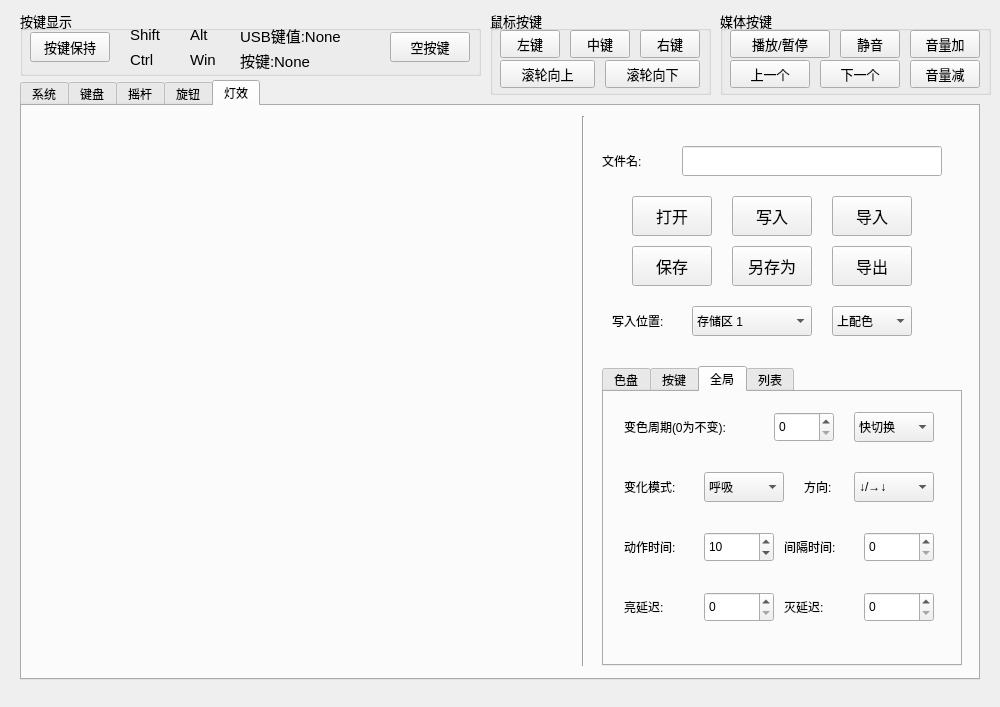
Before: the Qt Designer form widget.ui in mad0coding/Ethane-XVI-QT, drawn with Qt 5.
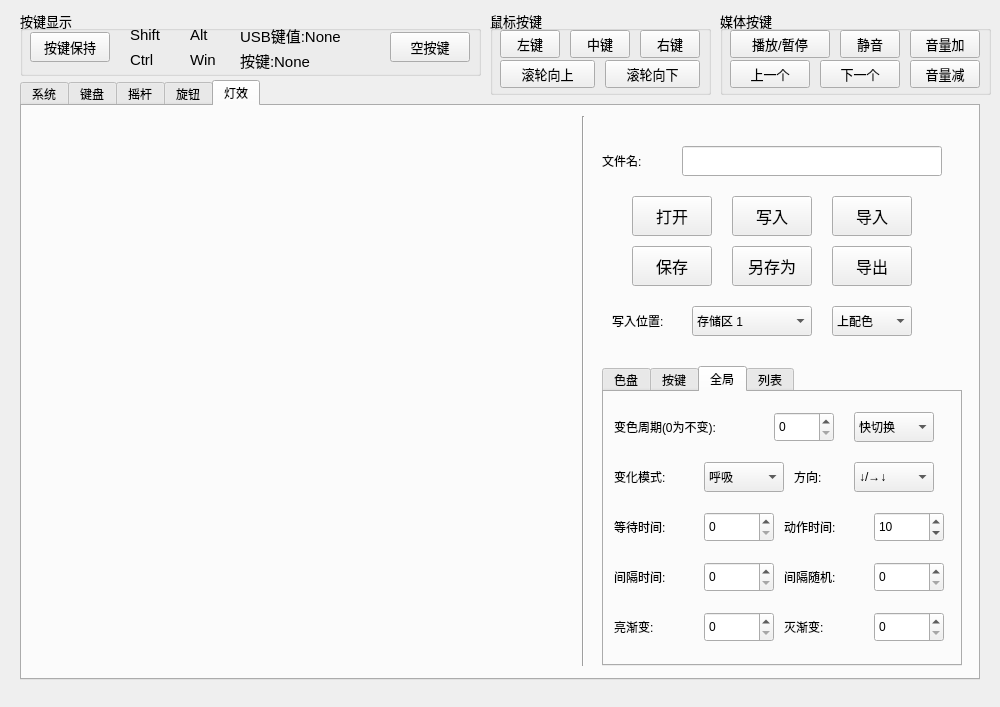
After: the same form once the commit is applied. The open tabs and pages were chosen to show the change.

Commit message: 灯效间隔随机增量 按键按下可禁止灯效-0115

Diff of the .ui file:
```diff
--- a/widget.ui
+++ b/widget.ui
@@ -4838,8 +4838,8 @@
       <widget class="QLabel" name="label_51">
        <property name="geometry">
         <rect>
-         <x>20</x>
-         <y>80</y>
+         <x>10</x>
+         <y>70</y>
          <width>100</width>
          <height>30</height>
         </rect>
@@ -4854,7 +4854,7 @@
       <widget class="QLabel" name="label_52">
        <property name="geometry">
         <rect>
-         <x>20</x>
+         <x>10</x>
          <y>20</y>
          <width>150</width>
          <height>30</height>
@@ -4871,7 +4871,7 @@
        <property name="geometry">
         <rect>
          <x>100</x>
-         <y>80</y>
+         <y>70</y>
          <width>80</width>
          <height>30</height>
         </rect>
@@ -4924,7 +4924,7 @@
        <property name="geometry">
         <rect>
          <x>100</x>
-         <y>200</y>
+         <y>220</y>
          <width>70</width>
          <height>30</height>
         </rect>
@@ -4945,8 +4945,8 @@
       <widget class="QSpinBox" name="sBox_color_t2wave">
        <property name="geometry">
         <rect>
-         <x>260</x>
-         <y>200</y>
+         <x>270</x>
+         <y>220</y>
          <width>70</width>
          <height>30</height>
         </rect>
@@ -4967,8 +4967,8 @@
       <widget class="QSpinBox" name="sBox_color_d1wave">
        <property name="geometry">
         <rect>
-         <x>100</x>
-         <y>140</y>
+         <x>270</x>
+         <y>120</y>
          <width>70</width>
          <height>30</height>
         </rect>
@@ -4989,8 +4989,8 @@
       <widget class="QSpinBox" name="sBox_color_d2wave">
        <property name="geometry">
         <rect>
-         <x>260</x>
-         <y>140</y>
+         <x>100</x>
+         <y>170</y>
          <width>70</width>
          <height>30</height>
         </rect>
@@ -5011,8 +5011,8 @@
       <widget class="QLabel" name="label_56">
        <property name="geometry">
         <rect>
-         <x>20</x>
-         <y>140</y>
+         <x>180</x>
+         <y>120</y>
          <width>80</width>
          <height>30</height>
         </rect>
@@ -5027,8 +5027,8 @@
       <widget class="QLabel" name="label_57">
        <property name="geometry">
         <rect>
-         <x>20</x>
-         <y>200</y>
+         <x>10</x>
+         <y>220</y>
          <width>80</width>
          <height>30</height>
         </rect>
@@ -5037,14 +5037,14 @@
         <enum>Qt::NoFocus</enum>
        </property>
        <property name="text">
-        <string>亮延迟:</string>
+        <string>亮渐变:</string>
        </property>
       </widget>
       <widget class="QLabel" name="label_58">
        <property name="geometry">
         <rect>
          <x>180</x>
-         <y>200</y>
+         <y>220</y>
          <width>80</width>
          <height>30</height>
         </rect>
@@ -5053,14 +5053,14 @@
         <enum>Qt::NoFocus</enum>
        </property>
        <property name="text">
-        <string>灭延迟:</string>
+        <string>灭渐变:</string>
        </property>
       </widget>
       <widget class="QLabel" name="label_59">
        <property name="geometry">
         <rect>
-         <x>180</x>
-         <y>140</y>
+         <x>10</x>
+         <y>170</y>
          <width>80</width>
          <height>30</height>
         </rect>
@@ -5075,8 +5075,8 @@
       <widget class="QLabel" name="label_60">
        <property name="geometry">
         <rect>
-         <x>200</x>
-         <y>80</y>
+         <x>190</x>
+         <y>70</y>
          <width>60</width>
          <height>30</height>
         </rect>
@@ -5092,7 +5092,7 @@
        <property name="geometry">
         <rect>
          <x>250</x>
-         <y>80</y>
+         <y>70</y>
          <width>80</width>
          <height>30</height>
         </rect>
@@ -5196,6 +5196,82 @@
         </property>
        </item>
       </widget>
+      <widget class="QSpinBox" name="sBox_color_t_rand">
+       <property name="geometry">
+        <rect>
+         <x>270</x>
+         <y>170</y>
+         <width>70</width>
+         <height>30</height>
+        </rect>
+       </property>
+       <property name="focusPolicy">
+        <enum>Qt::ClickFocus</enum>
+       </property>
+       <property name="minimum">
+        <number>0</number>
+       </property>
+       <property name="maximum">
+        <number>65000</number>
+       </property>
+       <property name="value">
+        <number>0</number>
+       </property>
+      </widget>
+      <widget class="QLabel" name="label_71">
+       <property name="geometry">
+        <rect>
+         <x>180</x>
+         <y>170</y>
+         <width>80</width>
+         <height>30</height>
+        </rect>
+       </property>
+       <property name="focusPolicy">
+        <enum>Qt::NoFocus</enum>
+       </property>
+       <property name="text">
+        <string>间隔随机:</string>
+       </property>
+      </widget>
+      <widget class="QLabel" name="label_72">
+       <property name="geometry">
+        <rect>
+         <x>10</x>
+         <y>120</y>
+         <width>80</width>
+         <height>30</height>
+        </rect>
+       </property>
+       <property name="focusPolicy">
+        <enum>Qt::NoFocus</enum>
+       </property>
+       <property name="text">
+        <string>等待时间:</string>
+       </property>
+      </widget>
+      <widget class="QSpinBox" name="sBox_color_t_wait">
+       <property name="geometry">
+        <rect>
+         <x>100</x>
+         <y>120</y>
+         <width>70</width>
+         <height>30</height>
+        </rect>
+       </property>
+       <property name="focusPolicy">
+        <enum>Qt::ClickFocus</enum>
+       </property>
+       <property name="minimum">
+        <number>0</number>
+       </property>
+       <property name="maximum">
+        <number>65000</number>
+       </property>
+       <property name="value">
+        <number>0</number>
+       </property>
+      </widget>
      </widget>
      <widget class="QWidget" name="tab_4">
       <attribute name="title">
```
Left out of the diff: 30 changed lines with no effect on the pictures. The commit also changes 6 other files.
